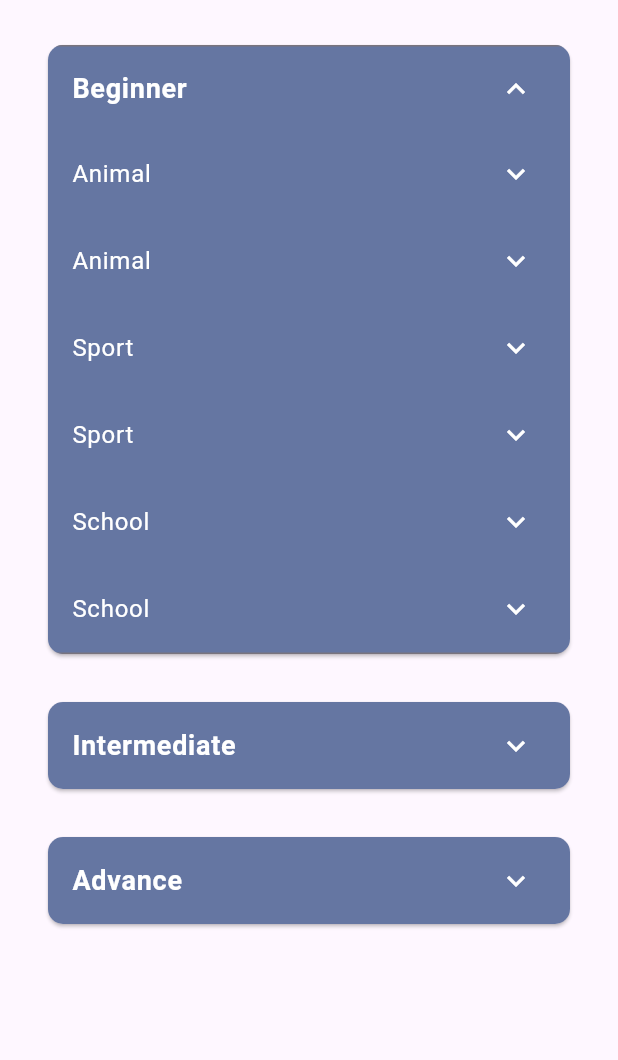
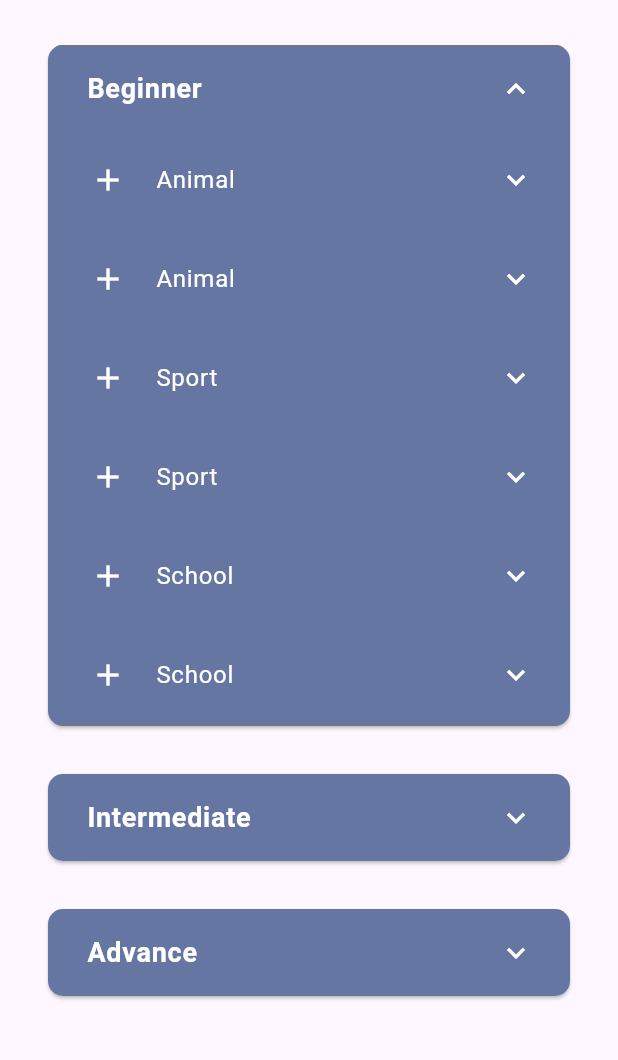
Before and after one commit to dkim-ua/English_hackathon, a Flutter app: the WordSetPage screen opened by its route, after a tap on "Beginner", on a phone screen of 412 x 824 dp, the part 63-1123 px from its top. Run offline on Flutter 3.47's test engine with Material 3 defaults, Android fonts, the phone set to English and light mode, and no system bars; our stand-ins replace auto_route, carousel_slider, flutter_chat_types, flutter_chat_ui, flutter_tts, syncfusion_flutter_charts; accounts and stored records are empty.

Commit message:
add "+" icon to wordset page

```diff
--- a/lib/pages/general/vocabulary/word_set_page.dart
+++ b/lib/pages/general/vocabulary/word_set_page.dart
@@ -194,9 +194,14 @@ class LessonButton extends StatelessWidget {
         child: ExpansionTile(
           initiallyExpanded: isExpanded,
           onExpansionChanged: onExpansionChanged,
-          title: Text(
-            lesson.lessonName,
-            style: TextStyle(fontSize: 18, fontWeight: FontWeight.bold, color: Colors.white),
+          title: Row(
+            children: [ // Additional icon
+              SizedBox(width: 10), // Space between icons
+              Expanded(child: Text(
+                lesson.lessonName,
+                style: TextStyle(fontSize: 18, fontWeight: FontWeight.bold, color: Colors.white),
+              )),
+            ],
           ),
           iconColor: Colors.white,
           collapsedIconColor: Colors.white,
@@ -210,7 +215,19 @@ class LessonButton extends StatelessWidget {
 
   Widget _buildNestedExpansionTile(Level level) {
     return ExpansionTile(
-      title: Text(level.name, style: TextStyle(color: Colors.white)),
+      title: Row(
+        children: [
+          IconButton(
+            icon: Icon(Icons.add, color: Colors.white),
+            onPressed: () {
+              // Add your desired functionality here
+              print('Adding detail for: ${level.name}');
+            },
+          ),
+          SizedBox(width: 8), // Space between the icon and text
+          Text(level.name, style: TextStyle(color: Colors.white)),
+        ],
+      ),
       backgroundColor: mainColor,
       iconColor: Colors.white,
       collapsedIconColor: Colors.white,
@@ -219,4 +236,5 @@ class LessonButton extends StatelessWidget {
       )).toList(),
     );
   }
+
 }
```
